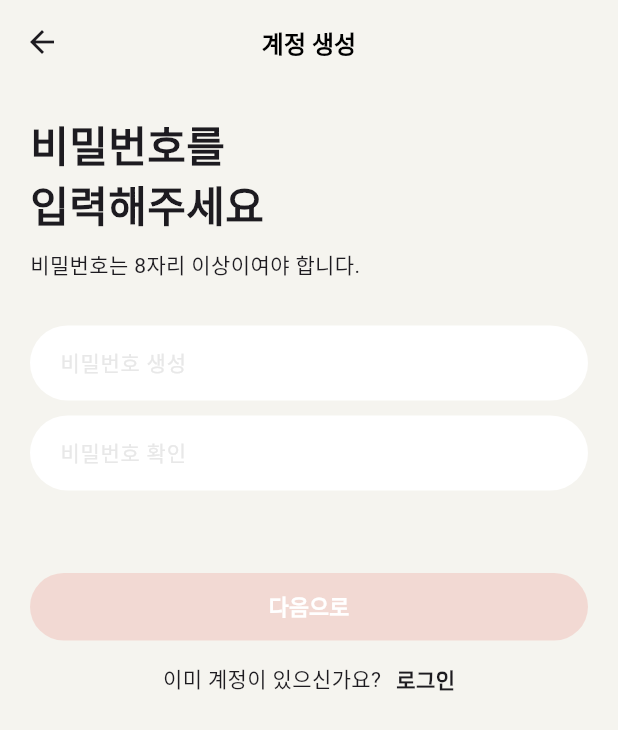
After one commit to TruthBear/yj4-TeamProject-Daeguhistory-app, a Flutter app: the RegisterPasswordScreen screen opened directly, on a phone screen of 412 x 824 dp. The commit adds this screen. Shown: the top 730 px of the screen. Run offline on Flutter 3.47's test engine with Material 3 defaults, Android fonts, the phone set to English and light mode, and no system bars; our stand-ins replace dio, flutter_dotenv, flutter_secure_storage, geolocator, google_maps_flutter, webview_flutter; missing offline and left inert: qr_code_scanner; accounts and stored records are empty.

Commit message:
feat: 이메일 회원가입 screen 추가

```diff
--- a/lib/main.dart
+++ b/lib/main.dart
@@ -9,13 +9,16 @@ void main() async {
 
   runApp(
     MultiProvider(
-      providers: [
+        providers: [
         ChangeNotifierProvider(
           create: (context) => TourTitle(),
         ),
         ChangeNotifierProvider(
           create: (context) => TourLatLng(),
         ),
+        ChangeNotifierProvider(
+          create: (context) => Register(),
+        )
       ],
       child: MyApp(),
     ),
--- /dev/null
+++ b/lib/src/views/login_and_register/register_password_screen.dart
@@ -0,0 +1,159 @@
+import 'package:flutter/cupertino.dart';
+import 'package:flutter/material.dart';
+import 'package:project/src/views/login_and_register/register_name_screen.dart';
+import 'package:provider/provider.dart';
+
+import '../../utils/colors.dart';
+import '../../utils/provider_state.dart';
+import '../../weiget/custom_text_button.dart';
+import '../../weiget/custom_text_form_field.dart';
+
+class RegisterPasswordScreen extends StatefulWidget {
+  const RegisterPasswordScreen({super.key});
+
+  @override
+  State<RegisterPasswordScreen> createState() => _RegisterPasswordScreenState();
+}
+
+class _RegisterPasswordScreenState extends State<RegisterPasswordScreen> {
+
+  TextEditingController _passwordController = TextEditingController();
+  TextEditingController _verifyPasswordController = TextEditingController();
+
+  bool hasTextFieldValue = false;
+
+
+  @override
+  void initState() {
+    // TODO: implement initState
+    super.initState();
+
+    _passwordController.addListener(_updateHasTextFieldValue);
+    _verifyPasswordController.addListener(_updateHasTextFieldValue);
+  }
+
+  void _updateHasTextFieldValue() {
+    setState(() {
+      hasTextFieldValue = _passwordController.text.isNotEmpty &&
+          _verifyPasswordController.text.isNotEmpty;
+    });
+  }
+
+  void passwordCheck() {
+    if(_passwordController.text != _verifyPasswordController.text){
+      showCupertinoDialog(
+        context: context,
+        builder: (context) => CupertinoAlertDialog(
+          title: Text("비밀번호를 다시 맞지않습니다."),
+          actions: [
+            TextButton(
+              onPressed: () {
+                Navigator.of(context).pop(context);
+              },
+              child: Text("확인"),
+            ),
+          ],
+        ),
+      );
+    } else if(_passwordController.text.length < 8 ) {
+      showCupertinoDialog(
+        context: context,
+        builder: (context) => CupertinoAlertDialog(
+          title: Text("비밀번호는 8자리 이상 입력해주세요"),
+          actions: [
+            TextButton(
+              onPressed: () {
+                Navigator.of(context).pop(context);
+              },
+              child: Text("확인"),
+            ),
+          ],
+        ),
+      );
+    } else {
+      context.read<Register>().password = _passwordController.text;
+      Navigator.of(context).push(MaterialPageRoute(builder: (context) => RegisterNameScreen(),));
+    }
+  }
+
+  @override
+  Widget build(BuildContext context) {
+    return Scaffold(
+      appBar: AppBar(
+        title: Text("계정 생성"),
+      ),
+      body: SingleChildScrollView(
+        child: Padding(
+          padding: const EdgeInsets.all(20),
+          child: Column(
+            crossAxisAlignment: CrossAxisAlignment.start,
+            children: [
+              Text(
+                "비밀번호를",
+                style: TextStyle(fontSize: 28, fontWeight: FontWeight.bold),
+              ),
+              Text(
+                "입력해주세요",
+                style: TextStyle(fontSize: 28, fontWeight: FontWeight.bold),
+              ),
+              SizedBox(
+                height: 10,
+              ),
+              Text(
+                "비밀번호는 8자리 이상이여야 합니다.",
+                style: TextStyle(fontSize: 14),
+              ),
+              SizedBox(
+                height: 30,
+              ),
+              CustomTextFormField(
+                controller: _passwordController,
+                hintText: "비밀번호 생성",
+                obscureText: true,
+              ),
+              SizedBox(
+                height: 10,
+              ),
+              CustomTextFormField(
+                controller: _verifyPasswordController,
+                hintText: "비밀번호 확인",
+                obscureText: true,
+              ),
+              SizedBox(
+                height: 55,
+              ),
+              CustomTextButton(
+                onPressed: hasTextFieldValue ? passwordCheck : null,
+                backgroundColor: hasTextFieldValue
+                    ? PRIMARY_COLOR
+                    : PRIMARY_COLOR.withOpacity(0.15),
+                foregroundColor: Colors.white,
+                width: double.infinity,
+                height: 45,
+                buttonText: "다음으로",
+              ),
+              SizedBox(
+                height: 15,
+              ),
+              Row(
+                mainAxisAlignment: MainAxisAlignment.center,
+                children: [
+                  Text("이미 계정이 있으신가요?"),
+                  SizedBox(
+                    width: 10,
+                  ),
+                  InkWell(
+                    onTap: (){
+                      print("로그인ㅋ");
+                    },
+                    child: Text("로그인", style: TextStyle(fontWeight: FontWeight.bold),),
+                  )
+                ],
+              ),
+            ],
+          ),
+        ),
+      ),
+    );
+  }
+}
```
Also changed, not shown: lib/src/utils/provider_state.dart (added, +62 -0 lines), lib/src/views/login_and_register/register_email_screen.dart (added, +176 -0 lines), lib/src/views/login_and_register/register_name_screen.dart (added, +168 -0 lines).
